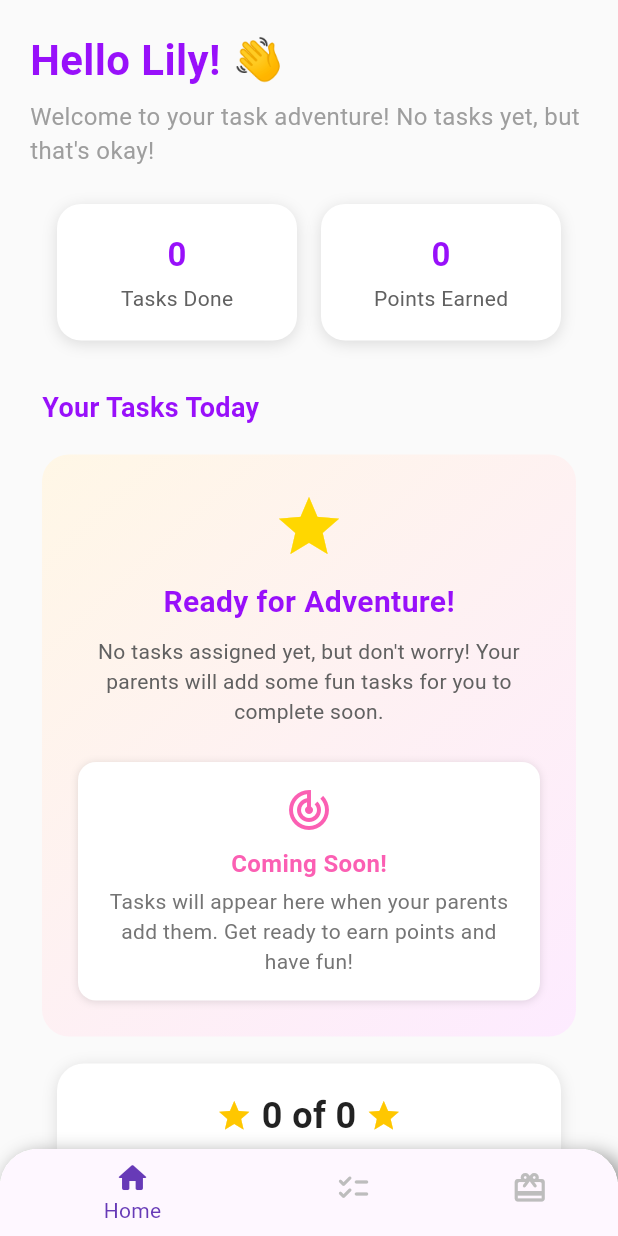
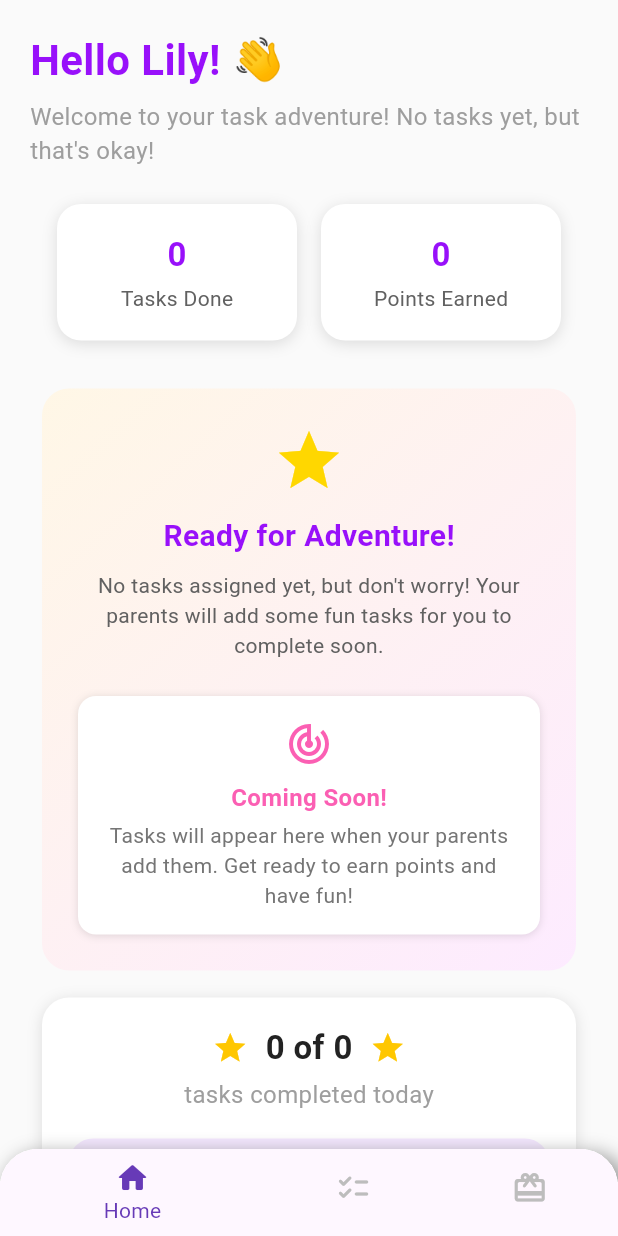
Before and after one commit to redthecoderist1000/kiddos, a Flutter app: the HomeC screen opened by its route, on a phone screen of 412 x 824 dp. Run offline on Flutter 3.47's test engine with Material 3 defaults, Android fonts, the phone set to English and light mode, and no system bars; our stand-ins replace carousel_slider, go_router, percent_indicator, sqflite; accounts and stored records are empty.

Commit message:
feat: enhance task display with 'See All' button and improve UI elements in HomePointsCard

```diff
--- a/lib/pages/child/homeC/homeC.dart
+++ b/lib/pages/child/homeC/homeC.dart
@@ -4,6 +4,7 @@ import '../../../models/task.dart';
 import 'home_page/home_stats.dart';
 import 'home_page/home_task_card.dart';
 import 'home_page/home_points_card.dart';
+import '../taskC/taskC.dart';
 
 class HomeC extends StatefulWidget {
   const HomeC({super.key});
@@ -118,15 +119,6 @@ class _HomeCState extends State<HomeC> {
                                 crossAxisAlignment: CrossAxisAlignment.start,
                                 children: [
                                   const SizedBox(height: 8),
-                                  Text(
-                                    "Your Tasks Today",
-                                    style: TextStyle(
-                                      fontSize: 18,
-                                      fontWeight: FontWeight.bold,
-                                      color: Color(0xFF9810FA),
-                                    ),
-                                  ),
-                                  const SizedBox(height: 18),
                                   Container(
                                     width: double.infinity,
                                     padding: EdgeInsets.all(24),
@@ -198,7 +190,40 @@ class _HomeCState extends State<HomeC> {
                                 ],
                               )
                             : Column(
-                                children: List.generate(
+                                crossAxisAlignment: CrossAxisAlignment.start,
+                                children: [
+                                  Row(
+                                    mainAxisAlignment: MainAxisAlignment.spaceBetween,
+                                    children: [
+                                      Text(
+                                        "Your Tasks Today",
+                                        style: TextStyle(
+                                          fontSize: 18,
+                                          fontWeight: FontWeight.bold,
+                                          color: Color(0xFF9810FA),
+                                        ),
+                                      ),
+                                      TextButton(
+                                        onPressed: () {
+                                          Navigator.push(
+                                            context,
+                                            MaterialPageRoute(
+                                              builder: (context) => TaskC(),
+                                            ),
+                                          );
+                                        },
+                                        child: Text(
+                                          "See All",
+                                          style: TextStyle(
+                                            color: Color(0xFF9810FA),
+                                            fontWeight: FontWeight.w500,
+                                          ),
+                                        ),
+                                      ),
+                                    ],
+                                  ),
+                                  const SizedBox(height: 18),
+                                  ...List.generate(
                                     tasks.take(3).length, (index) {
                                       final task = tasks[index];
                                       if (doneStates.length != tasks.length) {
@@ -224,6 +249,7 @@ class _HomeCState extends State<HomeC> {
                                       );
                                     },
                                   ),
+                                ],
                               ),
               ),
 
--- a/lib/pages/child/homeC/home_page/home_points_card.dart
+++ b/lib/pages/child/homeC/home_page/home_points_card.dart
@@ -15,7 +15,7 @@ class HomePointsCard extends StatelessWidget {
   @override
   Widget build(BuildContext context) {
     return Container(
-      margin: const EdgeInsets.symmetric(vertical: 18, horizontal: 18),
+      margin: const EdgeInsets.symmetric(vertical: 18, horizontal: 8),
       padding: const EdgeInsets.all(18),
       decoration: BoxDecoration(
         color: Colors.white,
@@ -35,9 +35,9 @@ class HomePointsCard extends StatelessWidget {
             children: [
               const Icon(Icons.star, color: Color(0xFFFFC700)), // gold
               Text(
-                ' $completed of $total ',
+                '  $completed of $total  ',
                 style: const TextStyle(
-                  fontSize: 24,
+                  fontSize: 22,
                   fontWeight: FontWeight.bold,
                   color: Color(0xFF222222),
                 ),
@@ -53,15 +53,12 @@ class HomePointsCard extends StatelessWidget {
           const SizedBox(height: 18),
           Container(
             width: double.infinity,
-            padding: const EdgeInsets.symmetric(vertical: 18),
+            padding: const EdgeInsets.symmetric(vertical: 18, horizontal: 12),
             decoration: BoxDecoration(
-              color: Color(0xFFF8F2FF), // very light purple
-              borderRadius: BorderRadius.circular(20),
+              color: Color(0xFFF3E6FF), // soft purple
+              borderRadius: BorderRadius.circular(16),
             ),
             child: Column(
-              children: [
-                Row(
-                  mainAxisAlignment: MainAxisAlignment.center,
               children: [
                 total == 0
                     ? Text(
@@ -80,20 +77,16 @@ class HomePointsCard extends StatelessWidget {
                           color: Color(0xFFB050FF),
                         ),
                       ),
-                    const SizedBox(width: 8),
-                    if (total != 0)
-                      const Text('🎉', style: TextStyle(fontSize: 22)),
-                  ],
-                ),
-                const SizedBox(height: 4),
+                const SizedBox(height: 6),
                 Text(
                   total == 0
                       ? 'Your journey begins when tasks are added!'
-                      : 'Keep up the great work!',
+                      : 'Keep going! You\'re doing great!',
                   style: TextStyle(
                     fontSize: 15,
-                    color: Color(0xFFB050FF),
+                    color: Color(0xFF9810FA),
                   ),
+                  textAlign: TextAlign.center,
                 ),
               ],
             ),
```
Lines whose indentation alone changed are shown as unchanged.
